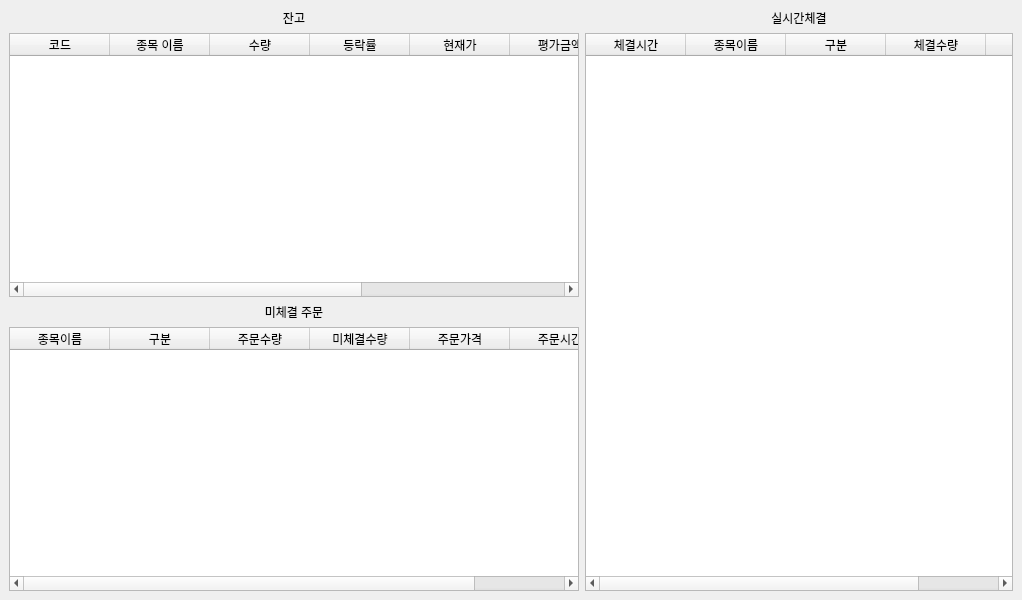
This is GUI/balance_win.ui in Fvesta/autotrading2 as Qt 5 draws it before an edit. The edited form follows.
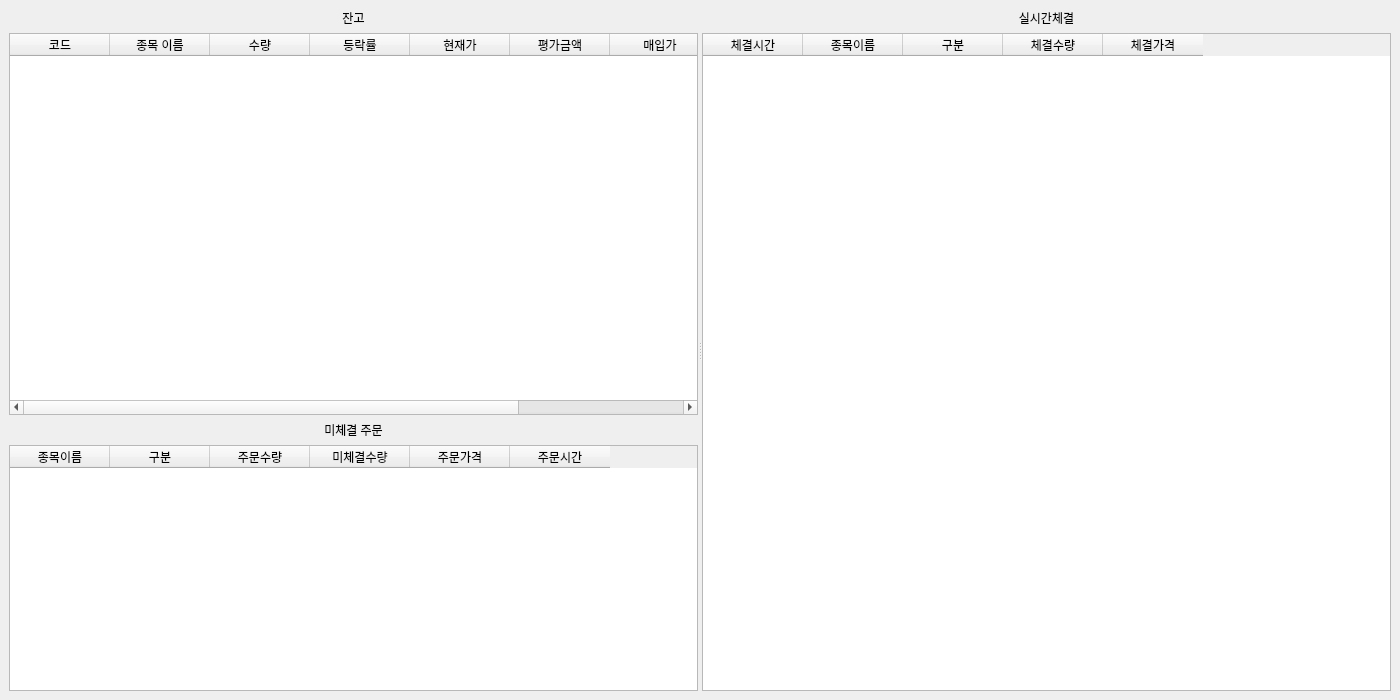
This is the edited form.

Commit message: Fix table cell color

```diff
--- a/GUI/balance_win.ui
+++ b/GUI/balance_win.ui
@@ -6,16 +6,40 @@
    <rect>
     <x>0</x>
     <y>0</y>
-    <width>1022</width>
-    <height>600</height>
+    <width>1400</width>
+    <height>700</height>
    </rect>
   </property>
   <property name="windowTitle">
    <string>MainWindow</string>
   </property>
   <widget class="QWidget" name="centralwidget">
-   <layout class="QGridLayout" name="gridLayout" columnstretch="4,3">
-    <item row="0" column="0">
+   <layout class="QHBoxLayout" name="horizontalLayout">
+    <property name="spacing">
+     <number>0</number>
+    </property>
+    <property name="leftMargin">
+     <number>9</number>
+    </property>
+    <property name="topMargin">
+     <number>9</number>
+    </property>
+    <property name="rightMargin">
+     <number>9</number>
+    </property>
+    <property name="bottomMargin">
+     <number>9</number>
+    </property>
+    <item>
+     <widget class="QSplitter" name="splitter">
+      <property name="orientation">
+       <enum>Qt::Horizontal</enum>
+      </property>
+      <widget class="QWidget" name="">
+       <layout class="QVBoxLayout" name="verticalLayout_4" stretch="3,2">
+        <item>
+         <layout class="QVBoxLayout" name="verticalLayout">
+          <item>
      <widget class="QLabel" name="label_2">
       <property name="text">
        <string>잔고</string>
@@ -25,17 +49,7 @@
       </property>
      </widget>
     </item>
-    <item row="0" column="1">
-     <widget class="QLabel" name="label_3">
-      <property name="text">
-       <string>실시간체결</string>
-      </property>
-      <property name="alignment">
-       <set>Qt::AlignCenter</set>
-      </property>
-     </widget>
-    </item>
-    <item row="1" column="0">
+          <item>
      <widget class="QTableWidget" name="holding_table">
       <property name="editTriggers">
        <set>QAbstractItemView::NoEditTriggers</set>
@@ -85,36 +99,14 @@
       </column>
      </widget>
     </item>
-    <item row="1" column="1" rowspan="3">
-     <widget class="QTableWidget" name="tableWidget_2">
-      <column>
-       <property name="text">
-        <string>체결시간</string>
-       </property>
-      </column>
-      <column>
-       <property name="text">
-        <string>종목이름</string>
-       </property>
-      </column>
-      <column>
-       <property name="text">
-        <string>구분</string>
-       </property>
-      </column>
-      <column>
-       <property name="text">
-        <string>체결수량</string>
-       </property>
-      </column>
-      <column>
-       <property name="text">
-        <string>체결가격</string>
-       </property>
-      </column>
-     </widget>
-    </item>
-    <item row="2" column="0">
+         </layout>
+        </item>
+        <item>
+         <layout class="QVBoxLayout" name="verticalLayout_2">
+          <property name="spacing">
+           <number>6</number>
+          </property>
+          <item>
      <widget class="QLabel" name="label">
       <property name="text">
        <string>미체결 주문</string>
@@ -124,8 +116,8 @@
       </property>
      </widget>
     </item>
-    <item row="3" column="0">
-     <widget class="QTableWidget" name="tableWidget">
+          <item>
+           <widget class="QTableWidget" name="not_completed_table">
       <column>
        <property name="text">
         <string>종목이름</string>
@@ -156,6 +148,55 @@
         <string>주문시간</string>
        </property>
       </column>
+           </widget>
+          </item>
+         </layout>
+        </item>
+       </layout>
+      </widget>
+      <widget class="QWidget" name="">
+       <layout class="QVBoxLayout" name="verticalLayout_3">
+        <item>
+         <widget class="QLabel" name="label_3">
+          <property name="text">
+           <string>실시간체결</string>
+          </property>
+          <property name="alignment">
+           <set>Qt::AlignCenter</set>
+          </property>
+         </widget>
+        </item>
+        <item>
+         <widget class="QTableWidget" name="real_exec_table">
+          <column>
+           <property name="text">
+            <string>체결시간</string>
+           </property>
+          </column>
+          <column>
+           <property name="text">
+            <string>종목이름</string>
+           </property>
+          </column>
+          <column>
+           <property name="text">
+            <string>구분</string>
+           </property>
+          </column>
+          <column>
+           <property name="text">
+            <string>체결수량</string>
+           </property>
+          </column>
+          <column>
+           <property name="text">
+            <string>체결가격</string>
+           </property>
+          </column>
+         </widget>
+        </item>
+       </layout>
+      </widget>
      </widget>
     </item>
    </layout>
```
Lines whose indentation alone changed are shown as unchanged. The commit also changes 4 other files.
